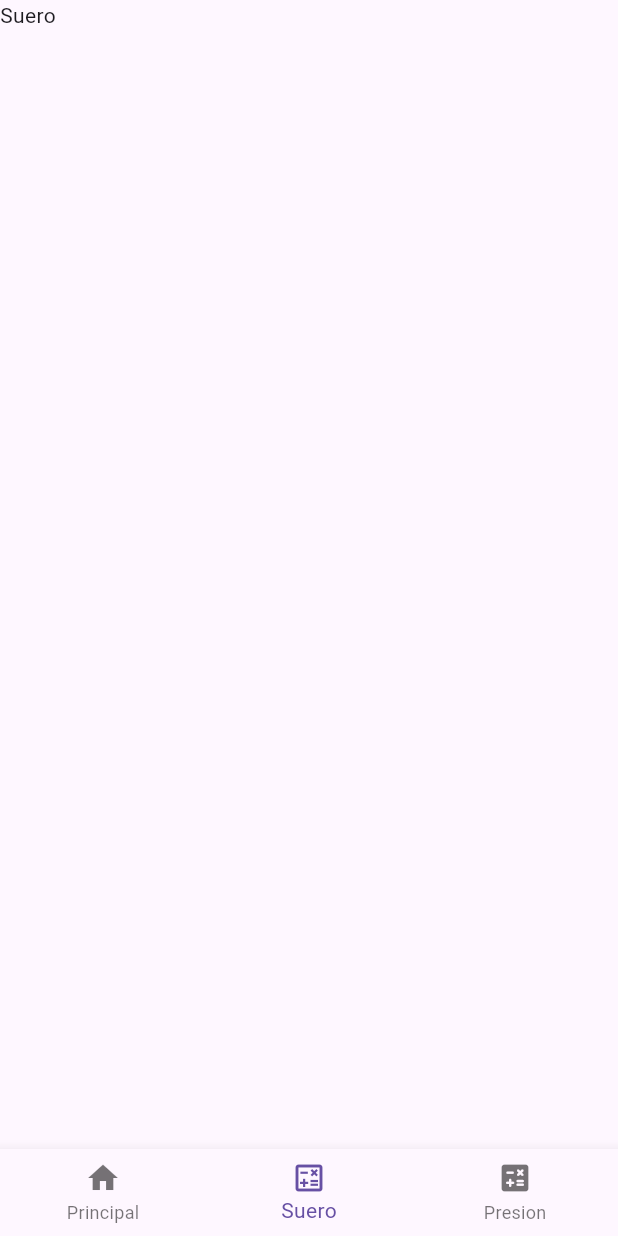
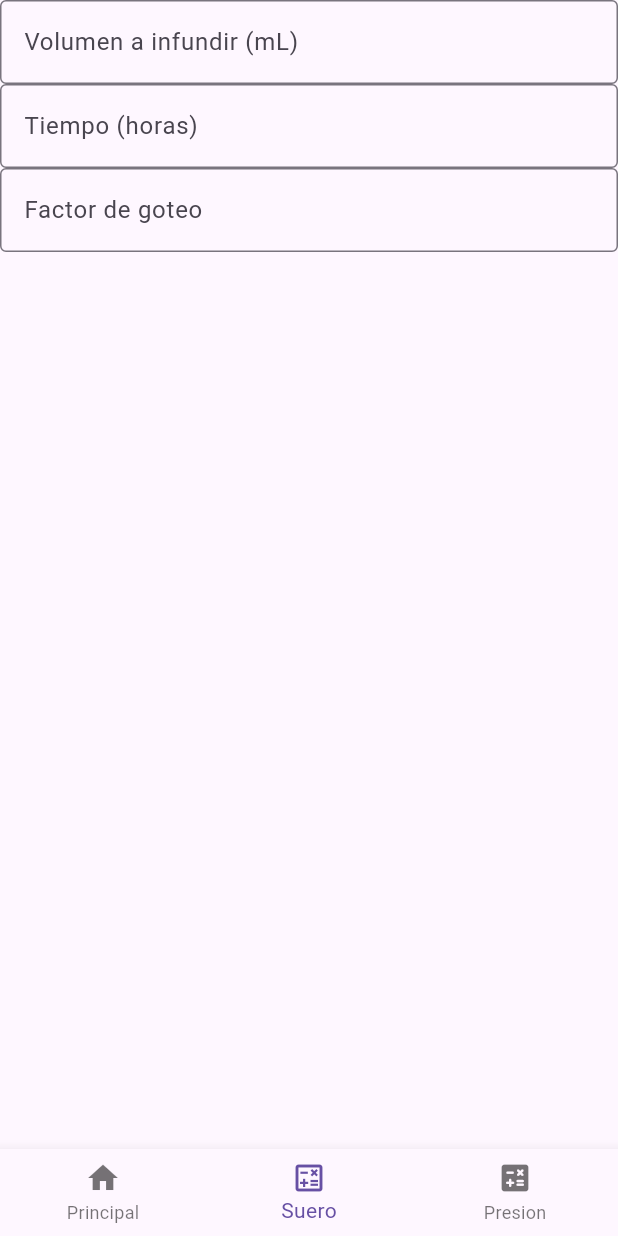
Before and after one commit to AlexdanTB/EP1-AMIII, a Flutter app: the screen it shows after launch, item 2 of the bottom bar chosen, on a phone screen of 412 x 824 dp. Run offline on Flutter 3.47's test engine with Material 3 defaults, Android fonts, the light colour scheme and no system bars.

Commit message:
feat: screens contenido

```diff
--- a/lib/screens/suero_screen.dart
+++ b/lib/screens/suero_screen.dart
@@ -5,6 +5,32 @@ class SueroScreen extends StatelessWidget {
 
   @override
   Widget build(BuildContext context) {
-    return Scaffold(body: Text('Suero'));
+    return Scaffold(
+      body: Column(
+        children: [
+          TextField(
+            keyboardType: TextInputType.number,
+            decoration: InputDecoration(
+              label: Text('Volumen a infundir (mL)'),
+              border: OutlineInputBorder(),
+            ),
+          ),
+          TextField(
+            keyboardType: TextInputType.number,
+            decoration: InputDecoration(
+              label: Text('Tiempo (horas)'),
+              border: OutlineInputBorder(),
+            ),
+          ),
+          TextField(
+            keyboardType: TextInputType.number,
+            decoration: InputDecoration(
+              label: Text('Factor de goteo'),
+              border: OutlineInputBorder(),
+            ),
+          ),
+        ],
+      ),
+    );
   }
 }
--- a/lib/screens/vista_principal.dart
+++ b/lib/screens/vista_principal.dart
@@ -5,6 +5,9 @@ class VistaPrincipal extends StatelessWidget {
 
   @override
   Widget build(BuildContext context) {
-    return Scaffold(body: Text('Home'));
+    return Scaffold(
+      appBar: AppBar(title: Text('Vista Principal')),
+      body: Image.asset("assets/images/tmnt.jpg"),
+    );
   }
 }
```
Also changed, not shown: lib/screens/presion_screen.dart (+20 -1 lines).
